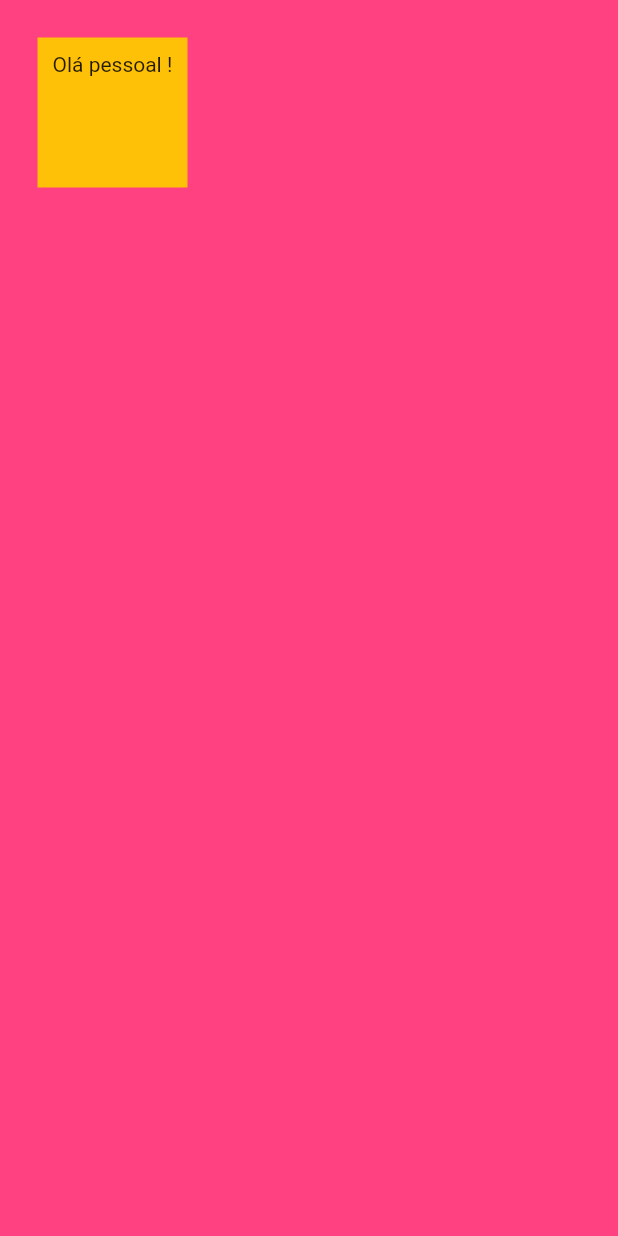
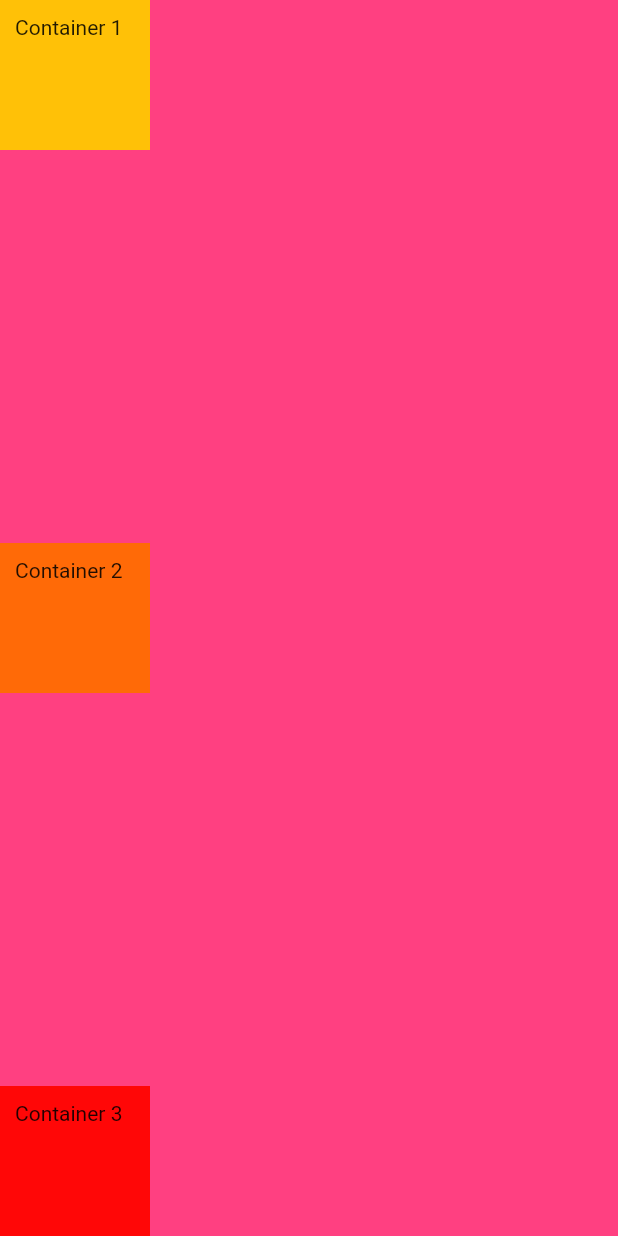
Before and after one commit to rcavakian/my_card-flutter, a Flutter app: the screen it shows after launch, on a phone screen of 412 x 824 dp. Run offline on Flutter 3.47's test engine with Material 2 defaults, Android fonts, the light colour scheme and no system bars.

Commit message:
atualizacao do projeto com aula 15

```diff
--- a/my_card_flutter/lib/main.dart
+++ b/my_card_flutter/lib/main.dart
@@ -16,13 +16,31 @@ class MeuApp extends StatelessWidget {
       home: Scaffold(
         backgroundColor: Colors.pinkAccent,
         body: SafeArea(
-          child: Container(
-            margin: const EdgeInsets.only(left: 25, top: 25),
-            padding: const EdgeInsets.all(10),
-            height: 100,
-            width: 100,
-            color: Colors.amber,
-            child: const Text('Olá pessoal !'),
+          child: Column(
+            mainAxisAlignment: MainAxisAlignment.spaceBetween,
+            children: [
+              Container(
+                padding: const EdgeInsets.all(10),
+                height: 100,
+                width: 100,
+                color: Colors.amber,
+                child: const Text('Container 1'),
+              ),
+              Container(
+                padding: const EdgeInsets.all(10),
+                height: 100,
+                width: 100,
+                color: Color.fromARGB(255, 255, 106, 7),
+                child: const Text('Container 2'),
+              ),
+              Container(
+                padding: const EdgeInsets.all(10),
+                height: 100,
+                width: 100,
+                color: Color.fromARGB(255, 255, 7, 7),
+                child: const Text('Container 3'),
+              ),
+            ],
           ),
         ),
       ),
```
